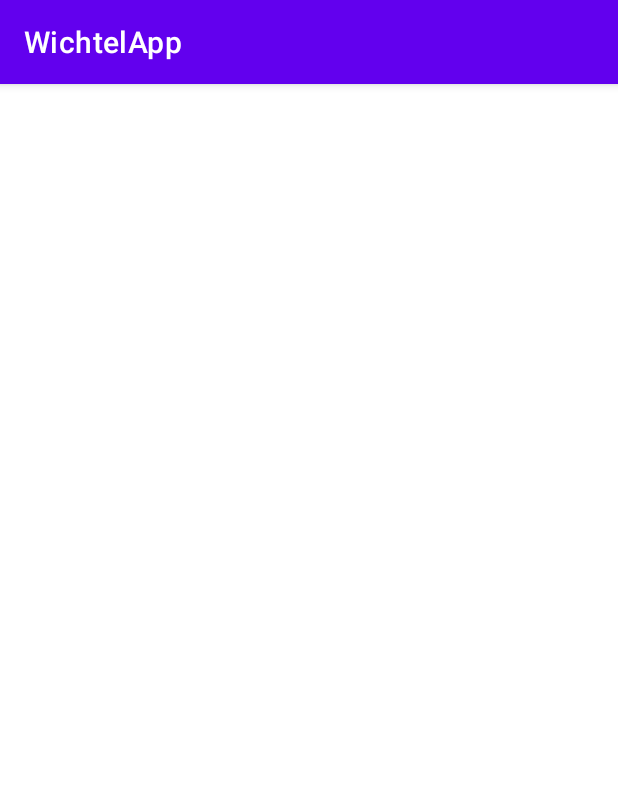
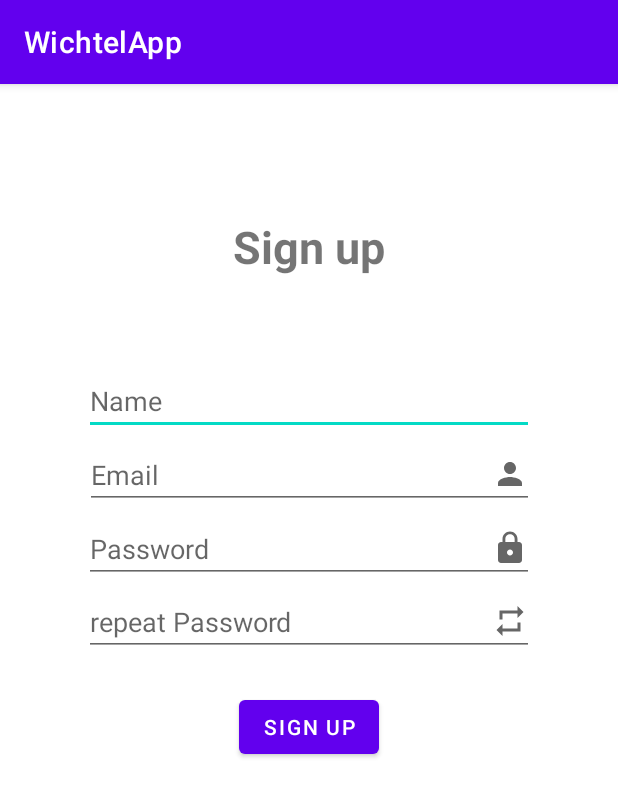
Before and after one commit to svwet/wichtelapp, an Android app: the signup screen opened directly, with no data from a screen before it, on a phone screen of 412 x 824 dp. Shown: the top 797 px of the screen. Run offline under Robolectric (Android 15) with nearby library versions, the phone set to English and light mode, and no system bars.

Commit message:
activity_login.xml - change Title pos
activity_signup.xml
- Add Title
- Add Textview (name, Email, password, repeadPassword)
- Add Button Signup

- Add Symbol (login, pw, repead)
- Layout changes

```diff
--- /dev/null
+++ b/app/src/main/res/drawable/ic_repeat.xml
@@ -0,0 +1,10 @@
+<vector xmlns:android="http://schemas.android.com/apk/res/android"
+    android:width="24dp"
+    android:height="24dp"
+    android:viewportWidth="24"
+    android:viewportHeight="24"
+    android:tint="?attr/colorControlNormal">
+  <path
+      android:fillColor="@android:color/white"
+      android:pathData="M7,7h10v3l4,-4 -4,-4v3L5,5v6h2L7,7zM17,17L7,17v-3l-4,4 4,4v-3h12v-6h-2v4z"/>
+</vector>
--- a/app/src/main/res/layout/activity_login.xml
+++ b/app/src/main/res/layout/activity_login.xml
@@ -15,13 +15,14 @@
     <TextView
         android:layout_width="match_parent"
         android:layout_height="wrap_content"
+        android:gravity="center"
         android:text="@string/login"
-        android:gravity="center"
         android:textSize="30sp"
         app:layout_constraintBottom_toTopOf="@+id/username"
         app:layout_constraintEnd_toEndOf="parent"
         app:layout_constraintStart_toStartOf="parent"
-        app:layout_constraintTop_toTopOf="parent" />
+        app:layout_constraintTop_toTopOf="parent"
+        app:layout_constraintVertical_bias="0.350" />
 
     <EditText
         android:id="@+id/username"
@@ -104,6 +105,5 @@
         app:layout_constraintBottom_toBottomOf="parent"
         app:layout_constraintEnd_toEndOf="parent"
         app:layout_constraintTop_toBottomOf="@+id/password"
-        app:layout_constraintVertical_bias="0.102
-" />
+        app:layout_constraintVertical_bias="0.102" />
 </androidx.constraintlayout.widget.ConstraintLayout>
--- a/app/src/main/res/layout/activity_signup.xml
+++ b/app/src/main/res/layout/activity_signup.xml
@@ -2,8 +2,119 @@
 <androidx.constraintlayout.widget.ConstraintLayout xmlns:android="http://schemas.android.com/apk/res/android"
     xmlns:app="http://schemas.android.com/apk/res-auto"
     xmlns:tools="http://schemas.android.com/tools"
+    android:id="@+id/container"
     android:layout_width="match_parent"
     android:layout_height="match_parent"
-    tools:context=".signup">
+    android:paddingLeft="@dimen/activity_horizontal_margin"
+    android:paddingTop="@dimen/activity_vertical_margin"
+    android:paddingRight="@dimen/activity_horizontal_margin"
+    android:paddingBottom="@dimen/activity_vertical_margin"
+    tools:context=".LoginActivity">
 
+
+    <TextView
+        android:id="@+id/textView"
+        android:layout_width="match_parent"
+        android:layout_height="wrap_content"
+        android:layout_marginTop="72dp"
+        android:gravity="center"
+        android:text="@string/signup"
+        android:textSize="30sp"
+        app:layout_constraintTop_toTopOf="parent"
+        tools:layout_editor_absoluteX="16dp" />
+
+    <EditText
+        android:id="@+id/name"
+        android:layout_width="match_parent"
+        android:layout_height="wrap_content"
+        android:layout_marginStart="40dp"
+        android:layout_marginTop="60dp"
+        android:layout_marginEnd="40dp"
+        android:autofillHints="@string/prompt_name"
+        android:hint="@string/prompt_name"
+        android:inputType="textPersonName"
+        app:layout_constraintEnd_toEndOf="parent"
+        app:layout_constraintStart_toStartOf="parent"
+        app:layout_constraintTop_toBottomOf="@+id/textView" />
+
+    <EditText
+        android:id="@+id/username"
+        android:layout_width="299dp"
+        android:layout_height="wrap_content"
+        android:layout_marginTop="4dp"
+        android:autofillHints="@string/prompt_email"
+        android:drawableEnd="@drawable/ic_user"
+        android:hint="@string/prompt_email"
+        android:inputType="textEmailAddress"
+        android:selectAllOnFocus="true"
+        app:layout_constraintEnd_toEndOf="parent"
+        app:layout_constraintStart_toStartOf="parent"
+        app:layout_constraintTop_toBottomOf="@+id/name" />
+
+    <EditText
+        android:id="@+id/password"
+        android:layout_width="0dp"
+        android:layout_height="wrap_content"
+        android:layout_marginStart="40dp"
+        android:layout_marginTop="4dp"
+        android:layout_marginEnd="40dp"
+        android:autofillHints="@string/prompt_password"
+        android:drawableEnd="@drawable/ic_pw"
+        android:hint="@string/prompt_password"
+        android:imeActionLabel="@string/action_sign_in_short"
+        android:imeOptions="actionDone"
+        android:inputType="textPassword"
+        android:selectAllOnFocus="true"
+        app:layout_constraintEnd_toEndOf="parent"
+        app:layout_constraintHorizontal_bias="0.375"
+        app:layout_constraintStart_toStartOf="parent"
+        app:layout_constraintTop_toBottomOf="@+id/username" />
+
+    <EditText
+        android:id="@+id/repeatPassword"
+        android:layout_width="match_parent"
+        android:layout_height="wrap_content"
+        android:layout_marginStart="40dp"
+        android:layout_marginTop="3dp"
+        android:layout_marginEnd="40dp"
+        android:autofillHints="@string/repeatpassword"
+        android:drawableEnd="@drawable/ic_repeat"
+        android:hint="@string/repeatpassword"
+        android:imeActionLabel="@string/repeatpassword"
+        android:imeOptions="actionDone"
+        android:inputType="textPassword"
+        app:layout_constraintEnd_toEndOf="parent"
+        app:layout_constraintStart_toStartOf="parent"
+        app:layout_constraintTop_toBottomOf="@+id/password" />
+
+    <ProgressBar
+        android:id="@+id/loading"
+        android:layout_width="187dp"
+        android:layout_height="185dp"
+        android:layout_gravity="center"
+        android:layout_marginStart="32dp"
+        android:layout_marginTop="64dp"
+        android:layout_marginEnd="32dp"
+        android:layout_marginBottom="64dp"
+        android:visibility="gone"
+        app:layout_constraintBottom_toBottomOf="parent"
+        app:layout_constraintEnd_toEndOf="@+id/password"
+        app:layout_constraintStart_toStartOf="@+id/password"
+        app:layout_constraintTop_toTopOf="parent"
+        app:layout_constraintVertical_bias="0.3" />
+
+
+    <Button
+        android:id="@+id/Signup"
+        android:layout_width="wrap_content"
+        android:layout_height="wrap_content"
+        android:layout_gravity="start"
+        android:enabled="true"
+        android:focusedByDefault="false"
+        android:text="@string/action_sign_up"
+        app:layout_constraintBottom_toBottomOf="parent"
+        app:layout_constraintEnd_toEndOf="parent"
+        app:layout_constraintStart_toStartOf="parent"
+        app:layout_constraintTop_toBottomOf="@+id/password"
+        app:layout_constraintVertical_bias="0.194" />
 </androidx.constraintlayout.widget.ConstraintLayout>
--- a/app/src/main/res/values/strings.xml
+++ b/app/src/main/res/values/strings.xml
@@ -9,6 +9,8 @@
 
     <string name="hello_first_fragment">Hello first fragment</string>
     <string name="hello_second_fragment">Hello second fragment. Arg: %1$s</string>
+
+    <!-- Layout: activity_login-->
     <string name="title_activity_login">LoginActivity</string>
     <string name="prompt_email">Email</string>
     <string name="prompt_password">Password</string>
@@ -19,6 +21,11 @@
     <string name="invalid_password">Password must be >5 characters</string>
     <string name="login_failed">"Login failed"</string>
     <string name="login"><b>Login</b></string>
+
+    <!-- Layout: activity_signup -->
     <string name="action_sign_up">Sign up</string>
     <string name="title_activity_signup">activity_signup</string>
+    <string name="signup"><b>Sign up</b></string>
+    <string name="prompt_name">Name</string>
+    <string name="repeatpassword">repeat Password</string>
 </resources>
```
